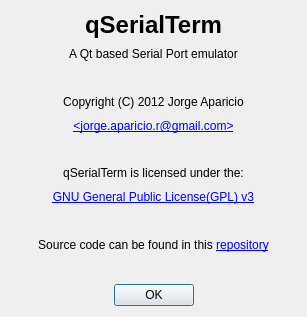
Above: aboutdialog.ui from JorgeAparicio/qSerialTerm before the change. Below: the same form after it.
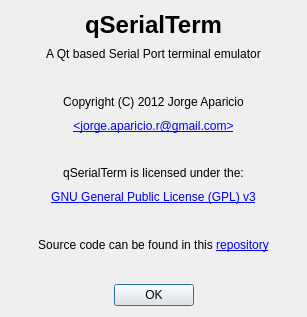
That is the form after the change.

The edit to the form file:
```diff
--- a/aboutdialog.ui
+++ b/aboutdialog.ui
@@ -24,7 +24,7 @@
    <item row="1" column="0">
     <widget class="QLabel" name="label_2">
      <property name="text">
-      <string>A Qt based Serial Port emulator</string>
+      <string>A Qt based Serial Port terminal emulator</string>
      </property>
      <property name="alignment">
       <set>Qt::AlignCenter</set>
@@ -78,7 +78,7 @@
    <item row="7" column="0">
     <widget class="QLabel" name="label_8">
      <property name="text">
-      <string>&lt;center&gt;&lt;a href=&quot;http://www.gnu.org/copyleft/gpl.html&quot;&gt;GNU General Public License(GPL) v3&lt;/a&gt;&lt;/center&gt;</string>
+      <string>&lt;center&gt;&lt;a href=&quot;http://www.gnu.org/copyleft/gpl.html&quot;&gt;GNU General Public License (GPL) v3&lt;/a&gt;&lt;/center&gt;</string>
      </property>
      <property name="openExternalLinks">
       <bool>true</bool>
```
Left out of the diff: 2 changed lines with no effect on the pictures.
